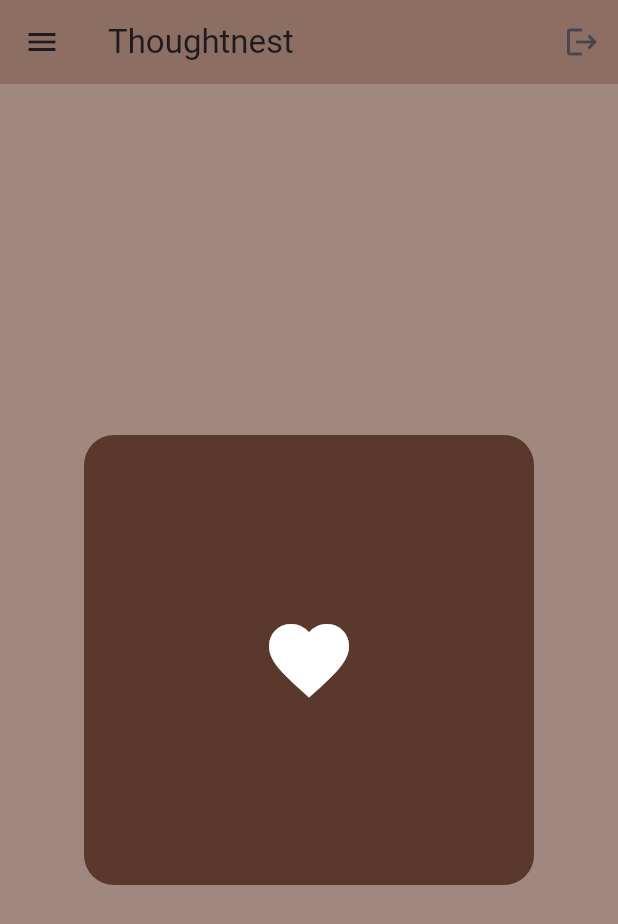
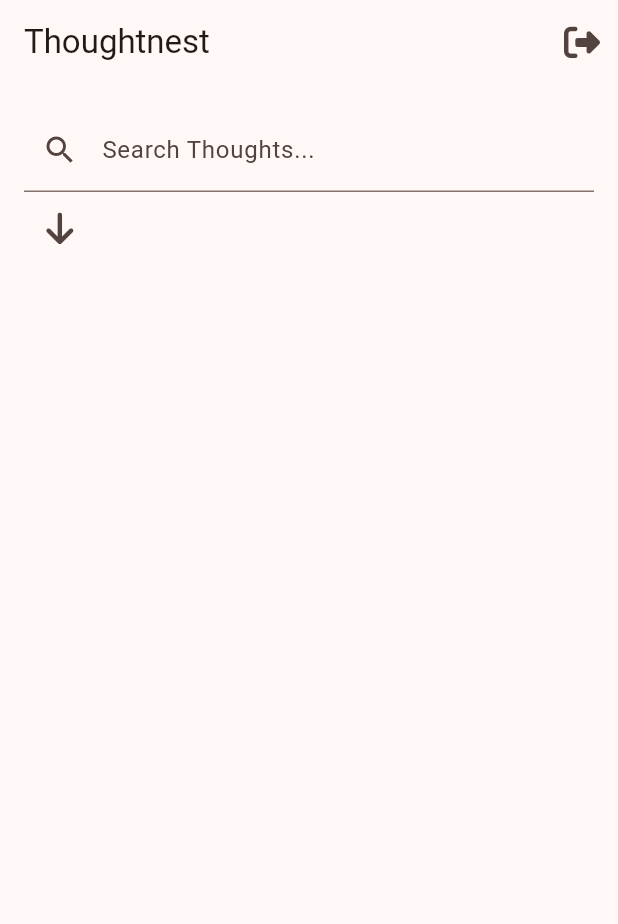
Before and after one commit to SixxCodes/Digital-Notebook-Notes-App-Mobile-Version-, a Flutter app: the screen it shows after launch, on a phone screen of 412 x 824 dp. Shown: the top 924 px of the screen. Run offline on Flutter 3.47's test engine with Material 3 defaults, Android fonts, the phone set to English and light mode, and no system bars; our stand-ins replace font_awesome_flutter.

Commit message:
New Look.

```diff
--- a/lib/main.dart
+++ b/lib/main.dart
@@ -1,46 +1,22 @@
 import 'package:flutter/material.dart';
+import 'main_page.dart';
 
 void main() {
-  runApp(MyApp());
+  runApp(const MyApp());
 }
 
 class MyApp extends StatelessWidget {
   const MyApp({super.key});
 
   @override
-  Widget build(BuildContext context){
+  Widget build(BuildContext context) {
     return MaterialApp(
-      debugShowCheckedModeBanner: false,
-      home: Scaffold(
-        backgroundColor: Colors.brown[300],
-        appBar: AppBar(
-          title: Text("Thoughtnest"),
-          backgroundColor: Colors.brown[400],
-          leading: Icon(Icons.menu),
-          actions: [
-            IconButton(
-              onPressed: () {},
-              icon: Icon(Icons.logout)
-            )],
-        ),
-        body: Center(
-          child: Container(
-            height: 300,
-            width: 300,
-            decoration:  BoxDecoration(
-              color: const Color.fromARGB(255, 90, 56, 44),
-              //curve the corners a bit
-              borderRadius: BorderRadius.circular(20),
-            ),
-            padding: EdgeInsets.all(25),
-            child: Icon(
-              Icons.favorite,
-              color: Colors.white,
-              size: 64,
-            ),
-          ),
-        ),
+      title: 'Thoughtnest',
+      theme: ThemeData(
+        colorScheme: ColorScheme.fromSeed(seedColor: Colors.brown),
+        useMaterial3: true,
       ),
+      home: const MainPage(),
     );
   }
 }
--- /dev/null
+++ b/lib/main_page.dart
@@ -0,0 +1,44 @@
+
+import 'package:flutter/material.dart';
+import 'package:font_awesome_flutter/font_awesome_flutter.dart';
+
+class MainPage extends StatefulWidget {
+  const MainPage({super.key});
+
+  @override
+  State<MainPage> createState() => _MainPageState();
+}
+
+class _MainPageState extends State<MainPage> {
+  @override
+  Widget build(BuildContext context) {
+    return Scaffold(
+      appBar: AppBar(
+        title: Text("Thoughtnest"),
+        actions: [IconButton(onPressed: () {}, icon: FaIcon(FontAwesomeIcons.rightFromBracket),
+        )],
+      ),
+      body: Padding(
+        padding: const EdgeInsets.all(16.0),
+        child: Column(
+          children: [
+            TextField(
+              decoration: InputDecoration(
+                labelText: "Search Thoughts...",
+                prefixIcon: Icon(Icons.search),
+              ),
+            ),
+            Row(
+              children: [
+                IconButton(
+                  onPressed: () {},
+                  icon: FaIcon(FontAwesomeIcons.arrowDown)
+                ),
+              ],
+            )
+          ],
+        ),
+      ),
+    );
+  }
+}
--- a/pubspec.yaml
+++ b/pubspec.yaml
@@ -34,6 +34,7 @@ dependencies:
   # The following adds the Cupertino Icons font to your application.
   # Use with the CupertinoIcons class for iOS style icons.
   cupertino_icons: ^1.0.8
+  font_awesome_flutter: ^10.8.0
 
 dev_dependencies:
   flutter_test:
```
Also changed, not shown: pubspec.lock.
